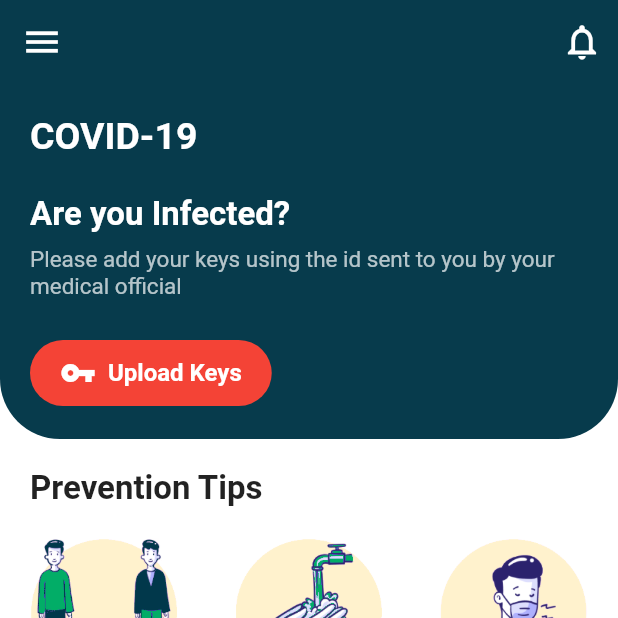
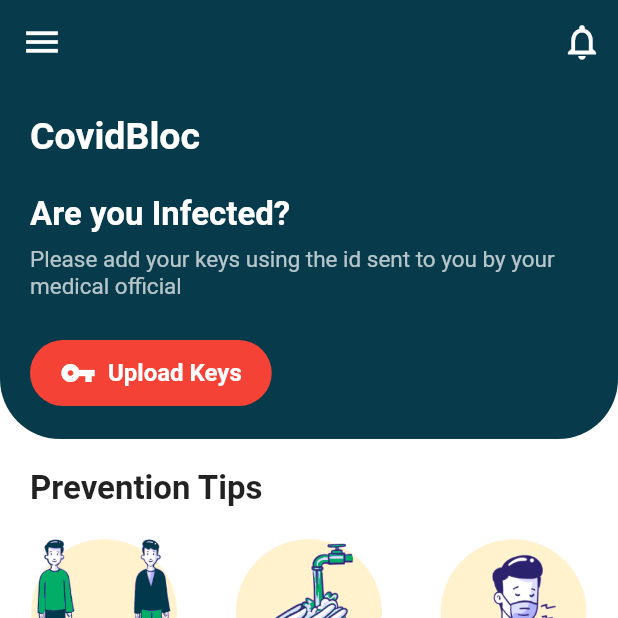
Before and after one commit to DeeprajPandey/CovidBloc, a Flutter app: the screen it shows after launch, on a phone screen of 412 x 824 dp, the top half of it. Run offline on Flutter 3.47's test engine with Material 2 defaults, Android fonts, the phone set to English and light mode, and no system bars; drawn by our look-alikes of badges; our stand-ins replace convert, dio, flutter_bluetooth_serial, flutter_spinkit, progress_indicators; missing offline and left inert: cryptography, encrypt; project files that could hold a hidden picture were left out.

Commit message:
App icon and name updated

```diff
--- a/app/lib/screens/homeScreen.dart
+++ b/app/lib/screens/homeScreen.dart
@@ -127,7 +127,7 @@ class _HomeScreenState extends State<HomeScreen> {
 
  List<Widget> extractTimestamps(HashMap exposed){
   List timestamps= new List();
-  exposed.forEach((k, v) => timestamps.add(DateFormat('dd-MM hh:mm').format(v)));
+  exposed.forEach((k, v) => timestamps.add(DateFormat().format(v)));
   return timestamps.map((x){
       return Padding(
         padding: EdgeInsets.all(5.0),
@@ -295,7 +295,7 @@ void _showTimestamps(BuildContext context,HashMap exposed) async{
               mainAxisAlignment: MainAxisAlignment.spaceBetween,
               children: <Widget>[
                 Text(
-                  'COVID-19',
+                  'CovidBloc',
                   style: const TextStyle(
                     color: Colors.white,
                     fontSize: 25.0,
```
Also changed, not shown: 18 other files.
